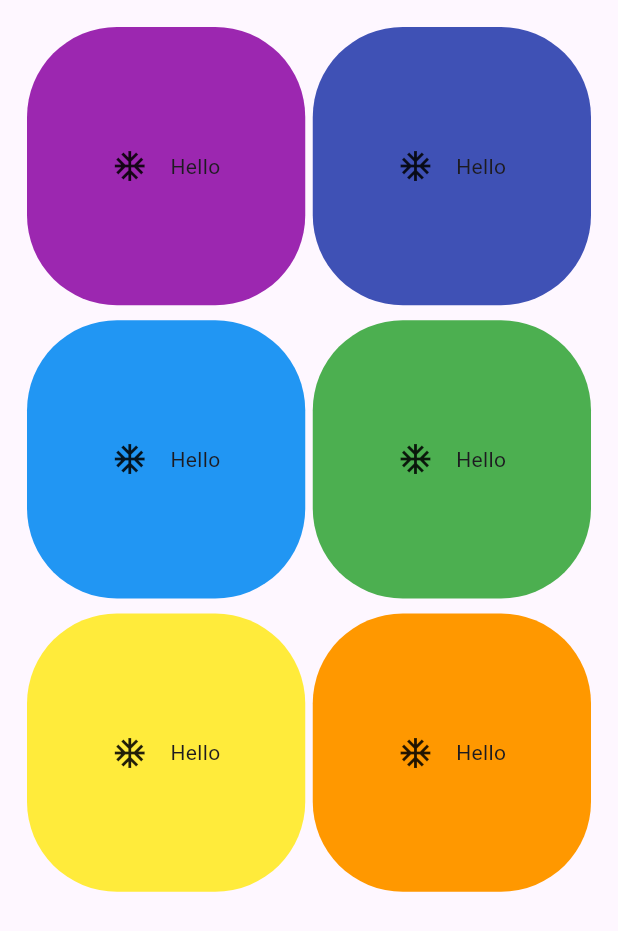
After one commit to Aravind-017/project_june, a Flutter app: the SampleGridUi screen opened directly, on a phone screen of 412 x 824 dp. The commit adds this screen. Shown: the top 931 px of the screen. Run offline on Flutter 3.47's test engine with Material 2 defaults, Android fonts, the phone set to English and light mode, and no system bars; our stand-ins replace fluttertoast, google_fonts.

Commit message:
initial commit

```diff
--- a/lib/Gridex/GridView 3.dart
+++ b/lib/Gridex/GridView 3.dart
@@ -1,5 +1,7 @@
 import 'package:flutter/material.dart';
-
+void main(){
+  runApp(MaterialApp(home: GrideView3(),));
+}
 class GrideView3 extends StatelessWidget {
 
   @override
--- /dev/null
+++ b/lib/Gridex/sample ui using gridview.dart
@@ -0,0 +1,55 @@
+import 'package:flutter/material.dart';
+
+void main(){
+  runApp(MaterialApp(home: SampleGridUi(),));
+}
+class SampleGridUi extends StatelessWidget {
+
+  var images= [
+    "https://plus.unsplash.com/premium_photo-1664356382524-80683e066a3d?ixlib=rb-4.0.3&ixid=M3wxMjA3fDB8MHxwaG90by1wYWdlfHx8fGVufDB8fHx8fA%3D%3D&auto=format&fit=crop&w=386&q=80",
+    "https://images.unsplash.com/photo-1656133440919-0775929dc15a?ixlib=rb-4.0.3&ixid=M3wxMjA3fDB8MHxwaG90by1wYWdlfHx8fGVufDB8fHx8fA%3D%3D&auto=format&fit=crop&w=387&q=80",
+    "https://plus.unsplash.com/premium_photo-1664356382524-80683e066a3d?ixlib=rb-4.0.3&ixid=M3wxMjA3fDB8MHxwaG90by1wYWdlfHx8fGVufDB8fHx8fA%3D%3D&auto=format&fit=crop&w=386&q=80",
+    "https://images.unsplash.com/photo-1656133440919-0775929dc15a?ixlib=rb-4.0.3&ixid=M3wxMjA3fDB8MHxwaG90by1wYWdlfHx8fGVufDB8fHx8fA%3D%3D&auto=format&fit=crop&w=387&q=80",
+    "https://plus.unsplash.com/premium_photo-1664356382524-80683e066a3d?ixlib=rb-4.0.3&ixid=M3wxMjA3fDB8MHxwaG90by1wYWdlfHx8fGVufDB8fHx8fA%3D%3D&auto=format&fit=crop&w=386&q=80",
+    "https://images.unsplash.com/photo-1656133440919-0775929dc15a?ixlib=rb-4.0.3&ixid=M3wxMjA3fDB8MHxwaG90by1wYWdlfHx8fGVufDB8fHx8fA%3D%3D&auto=format&fit=crop&w=387&q=80",
+    "https://plus.unsplash.com/premium_photo-1664356382524-80683e066a3d?ixlib=rb-4.0.3&ixid=M3wxMjA3fDB8MHxwaG90by1wYWdlfHx8fGVufDB8fHx8fA%3D%3D&auto=format&fit=crop&w=386&q=80",
+    "https://images.unsplash.com/photo-1656133440919-0775929dc15a?ixlib=rb-4.0.3&ixid=M3wxMjA3fDB8MHxwaG90by1wYWdlfHx8fGVufDB8fHx8fA%3D%3D&auto=format&fit=crop&w=387&q=80",
+    "https://plus.unsplash.com/premium_photo-1664356382524-80683e066a3d?ixlib=rb-4.0.3&ixid=M3wxMjA3fDB8MHxwaG90by1wYWdlfHx8fGVufDB8fHx8fA%3D%3D&auto=format&fit=crop&w=386&q=80",
+    "https://images.unsplash.com/photo-1656133440919-0775929dc15a?ixlib=rb-4.0.3&ixid=M3wxMjA3fDB8MHxwaG90by1wYWdlfHx8fGVufDB8fHx8fA%3D%3D&auto=format&fit=crop&w=387&q=80",
+  ];
+  var color=[Colors.purple,Colors.indigo,Colors.blue,Colors.green,Colors.yellow,Colors.orange,Colors.red,];
+  @override
+  Widget build(BuildContext context) {
+    return Scaffold(
+      body: Padding(
+        padding: const EdgeInsets.all(18.0),
+        child: GridView.builder(
+          gridDelegate:
+          SliverGridDelegateWithFixedCrossAxisCount(crossAxisCount: 2,
+              mainAxisSpacing: 10,
+              crossAxisSpacing: 5),
+          itemBuilder: (context, index) {
+            return Container(
+              height: 20,
+              decoration: BoxDecoration(
+                  borderRadius: BorderRadius.circular(60),
+                  color: color[index]
+                // image: DecorationImage(
+                //     image: NetworkImage(images[index]))
+              ),
+              child: Row(
+                mainAxisAlignment: MainAxisAlignment.center,
+                children: [
+                  Icon(Icons.ac_unit),
+                  SizedBox(width: 15,),
+                  Text("Hello"),
+                ],
+              ),
+            );
+          },
+          itemCount: 6,
+        ),
+      ),
+    );
+  }
+}
```
Also changed, not shown: lib/Gridex/GridView 4.dart (added, +26 -0 lines), lib/grid wrk.dart (added, +8 -0 lines).
